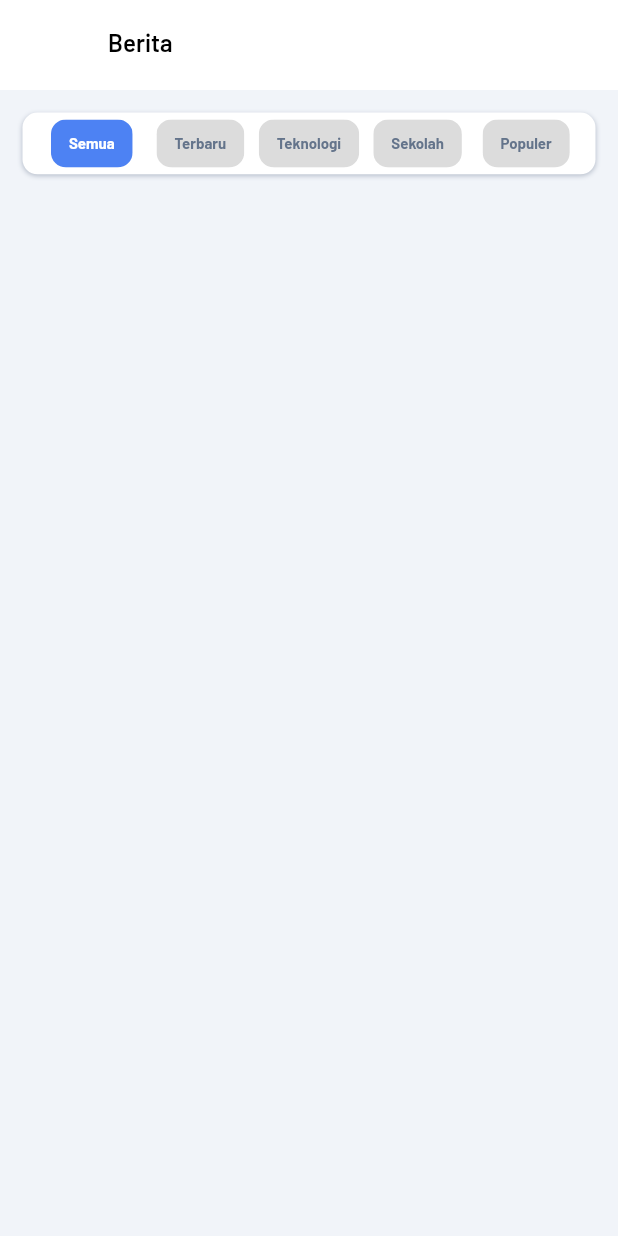
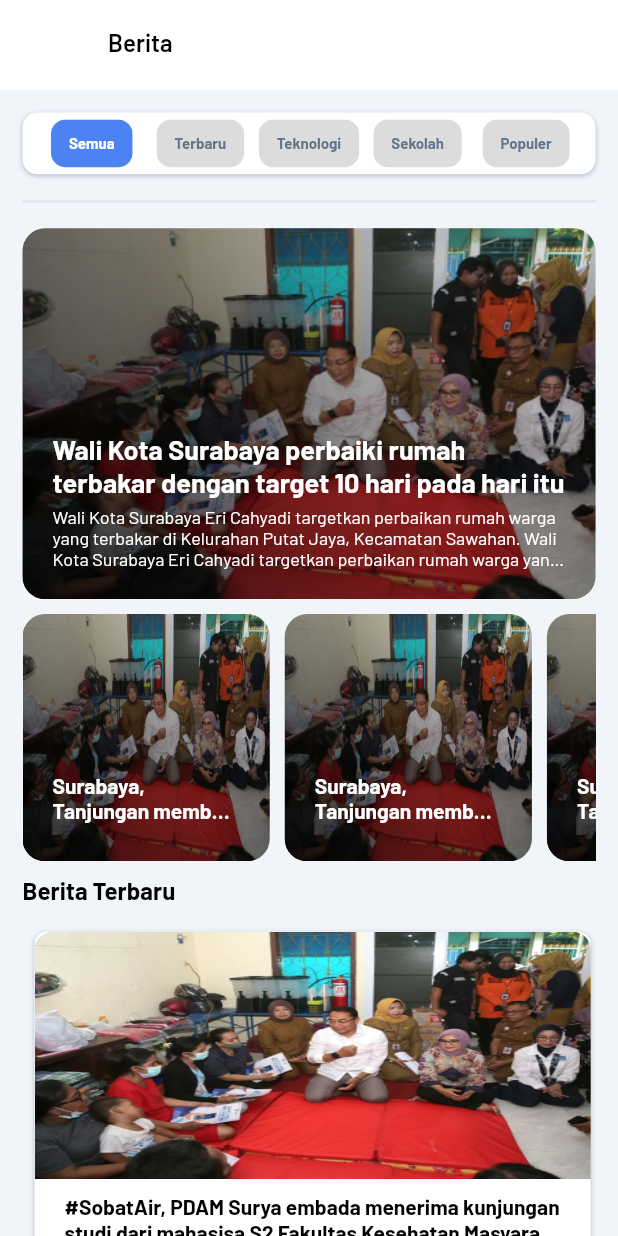
Before and after one commit to AutoCodeTeam/suranect, a Flutter app: the BeritaScreen screen opened by its route, on a phone screen of 412 x 824 dp. Run offline on Flutter 3.47's test engine with Material 2 defaults, Android fonts, the phone set to English and light mode, and no system bars; our stand-ins replace bloc, dartz, dio, equatable, flutter_bloc, flutter_dotenv and 8 more; accounts and stored records are empty.

Commit message:
complete ui berita screen

```diff
--- a/lib/core/theme/app_shadow.dart
+++ b/lib/core/theme/app_shadow.dart
@@ -9,19 +9,19 @@ class AppShadow {
     blurRadius: 2,
   );
 
-  static BoxShadow MShadow = BoxShadow(
+  static BoxShadow mShadow = BoxShadow(
     color: const Color(0xFF091E42).withOpacity(0.25),
     offset: const Offset(0, 3),
     blurRadius: 4,
   );
 
-  static BoxShadow LShadow = BoxShadow(
+  static BoxShadow lShadow = BoxShadow(
     color: const Color(0xFF091E42).withOpacity(0.25),
     offset: const Offset(0, 8),
     blurRadius: 12,
   );
 
-  static BoxShadow XLShadow = BoxShadow(
+  static BoxShadow xlShadow = BoxShadow(
     color: const Color(0xFF091E42).withOpacity(0.25),
     offset: const Offset(0, 18),
     blurRadius: 28,
--- a/lib/core/widgets/base_app_bar.dart
+++ b/lib/core/widgets/base_app_bar.dart
@@ -4,7 +4,7 @@ import 'package:suranect/app/routes/app_router.dart';
 class BaseAppBar extends StatelessWidget implements PreferredSizeWidget {
   final String title;
 
-  BaseAppBar({super.key, required this.title});
+  const BaseAppBar({super.key, required this.title});
 
   @override
   Widget build(BuildContext context) {
--- a/lib/features/auth/presentation/controller/login/login_cubit.dart
+++ b/lib/features/auth/presentation/controller/login/login_cubit.dart
@@ -1,7 +1,6 @@
 import 'package:bloc/bloc.dart';
 import 'package:formz/formz.dart';
 import 'package:freezed_annotation/freezed_annotation.dart';
-import 'package:suranect/app/network/base/api_result.dart';
 import 'package:suranect/app/network/base/safe_call_extension.dart';
 import 'package:suranect/core/error/failure.dart';
 import 'package:suranect/features/auth/data/remote/models/login/login_request.dart';
--- a/lib/features/auth/presentation/controller/profile/profile_bloc.dart
+++ b/lib/features/auth/presentation/controller/profile/profile_bloc.dart
@@ -2,7 +2,6 @@ import 'dart:async';
 
 import 'package:bloc/bloc.dart';
 import 'package:freezed_annotation/freezed_annotation.dart';
-import 'package:suranect/app/network/base/safe_call_extension.dart';
 import 'package:suranect/app/routes/app_router.dart';
 import 'package:suranect/app/routes/route_utils.dart';
 import 'package:suranect/core/error/exceptions.dart';
--- a/lib/features/auth/presentation/controller/register/register_cubit.dart
+++ b/lib/features/auth/presentation/controller/register/register_cubit.dart
@@ -1,6 +1,5 @@
 import 'package:bloc/bloc.dart';
 import 'package:freezed_annotation/freezed_annotation.dart';
-import 'package:suranect/app/network/base/api_result.dart';
 import 'package:suranect/app/network/base/safe_call_extension.dart';
 import 'package:suranect/core/error/failure.dart';
 import 'package:suranect/features/auth/data/remote/models/register/register_request.dart';
--- a/lib/features/auth/presentation/controller/verify_otp/verify_otp_cubit.dart
+++ b/lib/features/auth/presentation/controller/verify_otp/verify_otp_cubit.dart
@@ -2,7 +2,6 @@ import 'dart:async';
 
 import 'package:bloc/bloc.dart';
 import 'package:freezed_annotation/freezed_annotation.dart';
-import 'package:suranect/app/network/base/api_result.dart';
 import 'package:suranect/app/network/base/safe_call_extension.dart';
 import 'package:suranect/core/error/failure.dart';
 import 'package:suranect/features/auth/data/remote/models/verify_otp/verify_otp_request.dart';
--- a/lib/features/auth/presentation/pages/verify_otp_screen.dart
+++ b/lib/features/auth/presentation/pages/verify_otp_screen.dart
@@ -5,7 +5,6 @@ import 'package:suranect/app/routes/app_router.dart';
 import 'package:suranect/app/routes/route_utils.dart';
 import 'package:suranect/core/theme/app_colors.dart';
 import 'package:suranect/core/widgets/app_button.dart';
-import 'package:suranect/features/auth/presentation/controller/profile/profile_bloc.dart';
 import 'package:suranect/features/auth/presentation/controller/verify_otp/verify_otp_cubit.dart';
 
 class VerifyOtpScreen extends StatefulWidget {
--- a/lib/features/berita/presentation/pages/berita_screen.dart
+++ b/lib/features/berita/presentation/pages/berita_screen.dart
@@ -5,6 +5,8 @@ import 'package:suranect/core/theme/app_shadow.dart';
 import 'package:suranect/core/utils/scale_size.dart';
 import 'package:suranect/core/widgets/base_app_bar.dart';
 import 'package:suranect/core/widgets/base_body_page.dart';
+import 'package:suranect/features/berita/presentation/widgets/card_news.dart';
+import 'package:suranect/features/berita/presentation/widgets/card_latest_news.dart';
 
 class BeritaScreen extends StatefulWidget {
   const BeritaScreen({super.key});
@@ -16,24 +18,19 @@ class BeritaScreen extends StatefulWidget {
 class _BeritaScreenState extends State<BeritaScreen> {
   @override
   Widget build(BuildContext context) {
-    final List<Widget> chips =  [
+    final List<Widget> chips = [
       Expanded(
         child: FilterChip(
           label: Text(
             "Semua",
-            textScaleFactor:
-            ScaleSize.textScaleFactor(context),
-            style: Theme.of(context)
-                .textTheme
-                .bodyMedium!
-                .copyWith(
+            textScaleFactor: ScaleSize.textScaleFactor(context),
+            style: Theme.of(context).textTheme.bodyMedium!.copyWith(
                   color: AppColors.white,
                   fontWeight: FontWeight.bold,
                 ),
           ),
           shape: const RoundedRectangleBorder(
-              borderRadius:
-              BorderRadius.all(Radius.circular(10))),
+              borderRadius: BorderRadius.all(Radius.circular(10))),
           backgroundColor: AppColors.info_40,
           onSelected: (bool value) {},
         ),
@@ -42,19 +39,14 @@ class _BeritaScreenState extends State<BeritaScreen> {
         child: FilterChip(
           label: Text(
             "Terbaru",
-            textScaleFactor:
-            ScaleSize.textScaleFactor(context),
-            style: Theme.of(context)
-                .textTheme
-                .bodyMedium!
-                .copyWith(
+            textScaleFactor: ScaleSize.textScaleFactor(context),
+            style: Theme.of(context).textTheme.bodyMedium!.copyWith(
                   color: AppColors.neutral_60,
                   fontWeight: FontWeight.bold,
                 ),
           ),
           shape: const RoundedRectangleBorder(
-              borderRadius:
-              BorderRadius.all(Radius.circular(10))),
+              borderRadius: BorderRadius.all(Radius.circular(10))),
           onSelected: (bool value) {},
         ),
       ),
@@ -62,19 +54,14 @@ class _BeritaScreenState extends State<BeritaScreen> {
         child: FilterChip(
           label: Text(
             "Teknologi",
-            textScaleFactor:
-            ScaleSize.textScaleFactor(context),
-            style: Theme.of(context)
-                .textTheme
-                .bodyMedium!
-                .copyWith(
+            textScaleFactor: ScaleSize.textScaleFactor(context),
+            style: Theme.of(context).textTheme.bodyMedium!.copyWith(
                   color: AppColors.neutral_60,
                   fontWeight: FontWeight.bold,
                 ),
           ),
           shape: const RoundedRectangleBorder(
-              borderRadius:
-              BorderRadius.all(Radius.circular(10))),
+              borderRadius: BorderRadius.all(Radius.circular(10))),
           onSelected: (bool value) {},
         ),
       ),
@@ -82,19 +69,14 @@ class _BeritaScreenState extends State<BeritaScreen> {
         child: FilterChip(
           label: Text(
             "Sekolah",
-            textScaleFactor:
-            ScaleSize.textScaleFactor(context),
-            style: Theme.of(context)
-                .textTheme
-                .bodyMedium!
-                .copyWith(
+            textScaleFactor: ScaleSize.textScaleFactor(context),
+            style: Theme.of(context).textTheme.bodyMedium!.copyWith(
                   color: AppColors.neutral_60,
                   fontWeight: FontWeight.bold,
                 ),
           ),
           shape: const RoundedRectangleBorder(
-              borderRadius:
-              BorderRadius.all(Radius.circular(10))),
+              borderRadius: BorderRadius.all(Radius.circular(10))),
           onSelected: (bool value) {},
         ),
       ),
@@ -102,19 +84,14 @@ class _BeritaScreenState extends State<BeritaScreen> {
         child: FilterChip(
           label: Text(
             "Populer",
-            textScaleFactor:
-            ScaleSize.textScaleFactor(context),
-            style: Theme.of(context)
-                .textTheme
-                .bodyMedium!
-                .copyWith(
+            textScaleFactor: ScaleSize.textScaleFactor(context),
+            style: Theme.of(context).textTheme.bodyMedium!.copyWith(
                   color: AppColors.neutral_60,
                   fontWeight: FontWeight.bold,
                 ),
           ),
           shape: const RoundedRectangleBorder(
-              borderRadius:
-              BorderRadius.all(Radius.circular(10))),
+              borderRadius: BorderRadius.all(Radius.circular(10))),
           onSelected: (bool value) {},
         ),
       ),
@@ -129,6 +106,7 @@ class _BeritaScreenState extends State<BeritaScreen> {
             child: Padding(
               padding: const EdgeInsets.all(15.0),
               child: Column(
+                crossAxisAlignment: CrossAxisAlignment.start,
                 children: [
                   Container(
                     height: MediaQuery.of(context).size.height * 0.05,
@@ -146,7 +124,61 @@ class _BeritaScreenState extends State<BeritaScreen> {
                       children: chips,
                     ),
                   ),
-                  Container()
+                  const SizedBox(height: 10),
+                  const Divider(
+                    thickness: 2,
+                    color: AppColors.neutral_30,
+                  ),
+                  const SizedBox(height: 10),
+                  CardNews(
+                    image: "assets/images/news_example.png",
+                    title:
+                        "Wali Kota Surabaya perbaiki rumah terbakar dengan target 10 hari pada hari itu",
+                    subtitle:
+                        "Wali Kota Surabaya Eri Cahyadi targetkan perbaikan rumah warga yang terbakar di Kelurahan Putat Jaya, Kecamatan Sawahan. Wali Kota Surabaya Eri Cahyadi targetkan perbaikan rumah warga yang terbakar di Kelurahan Putat Jaya, Kecamatan Sawahan",
+                    height: MediaQuery.of(context).size.height * 0.3,
+                    width: MediaQuery.of(context).size.width,
+                  ),
+                  const SizedBox(height: 10),
+                  SizedBox(
+                    height: MediaQuery.of(context).size.height * 0.2,
+                    child: ListView.separated(
+                      scrollDirection: Axis.horizontal,
+                      itemCount: 5,
+                      shrinkWrap: true,
+                      separatorBuilder: (context, index) =>
+                          const SizedBox(width: 10),
+                      itemBuilder: (context, index) => CardNews(
+                        image: "assets/images/news_example.png",
+                        title: "Surabaya, Tanjungan membuka festival tahunan",
+                        height: MediaQuery.of(context).size.height * 0.2,
+                        width: MediaQuery.of(context).size.height * 0.2,
+                      ),
+                    ),
+                  ),
+                  const SizedBox(height: 10),
+                  Text(
+                    "Berita Terbaru",
+                    style: Theme.of(context).textTheme.headlineMedium,
+                  ),
+                  const SizedBox(height: 10),
+                  SizedBox(
+                    height: MediaQuery.of(context).size.height * 0.35,
+                    child: ListView.separated(
+                      itemBuilder: (context, index) => const CardLatestNews(
+                        image: "assets/images/news_example.png",
+                        title:
+                            "#SobatAir, PDAM Surya embada menerima kunjungan studi dari mahasisa S2 Fakultas Kesehatan Masyarakat dan",
+                        subtitle:
+                            "Jembatan tol Juanda-Waru baru saja dimulai pagi ini, pada tanggal 23 July 2023 dan akan terdapat pengarahan lalu lintas...",
+                      ),
+                      separatorBuilder: (context, index) => const SizedBox(
+                        width: 10,
+                      ),
+                      itemCount: 5,
+                      scrollDirection: Axis.horizontal,
+                    ),
+                  )
                 ],
               ),
             ),
--- /dev/null
+++ b/lib/features/berita/presentation/widgets/card_latest_news.dart
@@ -0,0 +1,71 @@
+import 'package:flutter/material.dart';
+import 'package:suranect/core/theme/app_colors.dart';
+import 'package:suranect/core/theme/app_shadow.dart';
+
+class CardLatestNews extends StatelessWidget {
+  final String image;
+  final String title;
+  final String subtitle;
+
+  const CardLatestNews({
+    super.key,
+    required this.image,
+    required this.title,
+    required this.subtitle,
+  });
+
+  @override
+  Widget build(BuildContext context) {
+    return Padding(
+      padding: const EdgeInsets.all(8.0),
+      child: Container(
+        height: MediaQuery.of(context).size.height * 0.32,
+        width: MediaQuery.of(context).size.width * 0.9,
+        decoration: BoxDecoration(
+            borderRadius: const BorderRadius.all(Radius.circular(8)),
+            color: AppColors.white,
+            boxShadow: [
+              AppShadow.sShadow,
+            ]),
+        child: Column(
+          crossAxisAlignment: CrossAxisAlignment.start,
+          children: [
+            Container(
+              height: MediaQuery.of(context).size.height * 0.2,
+              decoration: BoxDecoration(
+                borderRadius:
+                const BorderRadius.vertical(top: Radius.circular(12)),
+                image: DecorationImage(
+                    image: AssetImage(
+                      image,
+                    ),
+                    fit: BoxFit.fill),
+              ),
+            ),
+            const SizedBox(height: 10),
+            Padding(
+              padding: const EdgeInsets.symmetric(horizontal: 20.0),
+              child: Text(
+                title,
+                style: Theme.of(context).textTheme.headlineSmall!,
+                maxLines: 2,
+                overflow: TextOverflow.ellipsis,
+              ),
+            ),
+            const SizedBox(height: 10),
+            Padding(
+              padding: const EdgeInsets.symmetric(horizontal: 20.0),
+              child: Text(
+                subtitle,
+                style: Theme.of(context).textTheme.bodyLarge,
+                maxLines: 2,
+                overflow: TextOverflow.ellipsis,
+              ),
+            ),
+            const SizedBox(height: 10),
+          ],
+        ),
+      ),
+    );
+  }
+}
--- /dev/null
+++ b/lib/features/berita/presentation/widgets/card_news.dart
@@ -0,0 +1,88 @@
+import 'package:flutter/material.dart';
+import 'package:suranect/core/theme/app_colors.dart';
+
+class CardNews extends StatelessWidget {
+  final String image;
+  final String title;
+  final String subtitle;
+
+  final double height, width;
+
+  const CardNews({
+    super.key,
+    required this.image,
+    required this.title,
+    this.subtitle = "",
+    required this.height,
+    required this.width,
+  });
+
+  @override
+  Widget build(BuildContext context) {
+    return Stack(
+      alignment: Alignment.bottomRight,
+      children: [
+        Container(
+          height: height,
+          width: width,
+          decoration: BoxDecoration(
+            image: DecorationImage(
+              image: AssetImage(image),
+              fit: BoxFit.fill,
+            ),
+            borderRadius: const BorderRadius.all(
+              Radius.circular(15),
+            ),
+          ),
+        ),
+        Positioned.fill(
+          child: Container(
+            decoration: BoxDecoration(
+                gradient: LinearGradient(
+                  colors: [
+                    Colors.black.withOpacity(0.8),
+                    AppColors.black.withOpacity(0.1),
+                  ],
+                  begin: Alignment.bottomLeft,
+                  end: Alignment.topRight,
+                ),
+                borderRadius: const BorderRadius.all(Radius.circular(15))),
+          ),
+        ),
+        Positioned(
+          left: 20,
+          right: 20,
+          bottom: 20,
+          child: Column(
+            children: [
+              Text(
+                title,
+                maxLines: 2,
+                overflow: TextOverflow.ellipsis,
+                style: subtitle == ""
+                    ? Theme.of(context).textTheme.titleLarge!.copyWith(
+                          color: AppColors.white,
+                          fontWeight: FontWeight.bold,
+                        )
+                    : Theme.of(context).textTheme.headlineLarge!.copyWith(
+                          color: AppColors.white,
+                        ),
+              ),
+              const SizedBox(height: 5),
+              subtitle == ""
+                  ? const SizedBox.shrink()
+                  : Text(
+                      subtitle,
+                      maxLines: 3,
+                      overflow: TextOverflow.ellipsis,
+                      style: Theme.of(context).textTheme.bodyLarge!.copyWith(
+                            color: AppColors.white,
+                          ),
+                    ),
+            ],
+          ),
+        )
+      ],
+    );
+  }
+}
--- a/lib/features/layanan_publik/presentation/pages/layanan_publik_screen.dart
+++ b/lib/features/layanan_publik/presentation/pages/layanan_publik_screen.dart
@@ -16,8 +16,6 @@ class LayananPublikScreen extends StatefulWidget {
 class _LayananPublikScreenState extends State<LayananPublikScreen> {
   @override
   Widget build(BuildContext context) {
-    ScrollController scrollController = ScrollController();
-
     return Scaffold(
       appBar: BaseAppBar(title: PAGES.layananPublik.screenTitle),
       body: BaseBodyPage(
--- a/lib/features/main_tab/presentation/controller/main_tab_bloc.dart
+++ b/lib/features/main_tab/presentation/controller/main_tab_bloc.dart
@@ -1,5 +1,4 @@
 import 'package:bloc/bloc.dart';
-import 'package:flutter/material.dart';
 import 'package:flutter_svg/flutter_svg.dart';
 import 'package:freezed_annotation/freezed_annotation.dart';
 import 'package:suranect/app/routes/app_router.dart';
```
Also changed, not shown: 1 other file. Lines whose indentation alone changed are shown as unchanged.
